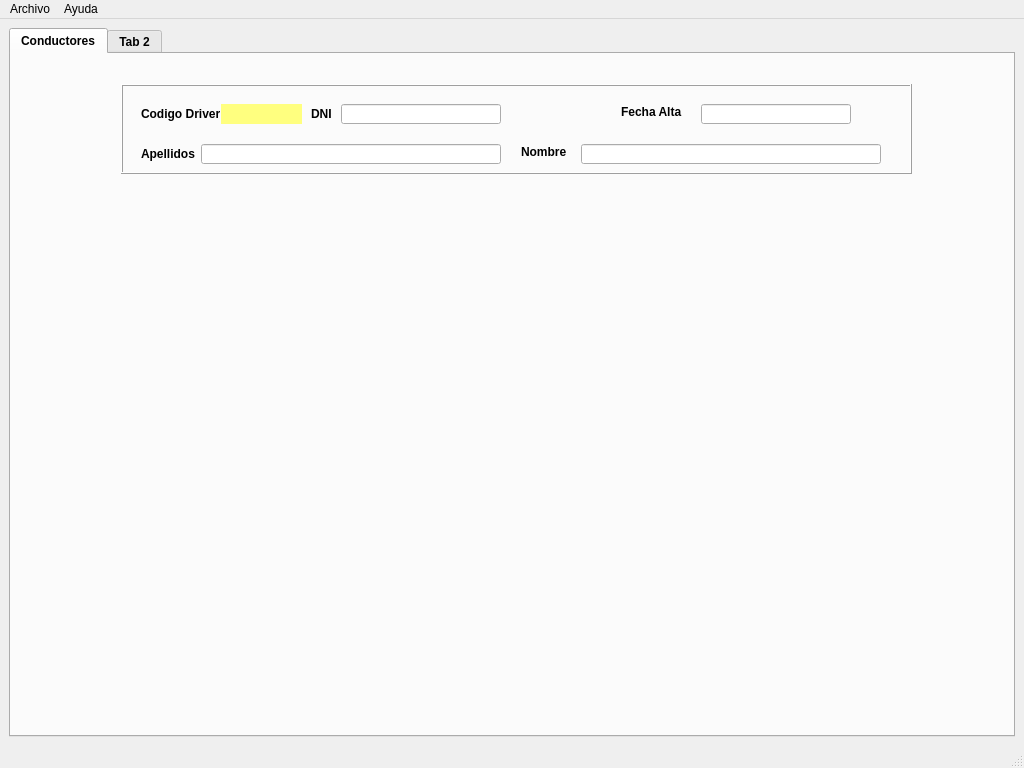
First picture: the form in sierraperez/MainWindow.ui, repository Sierrowsky/PyCharmProyects, before the edit.
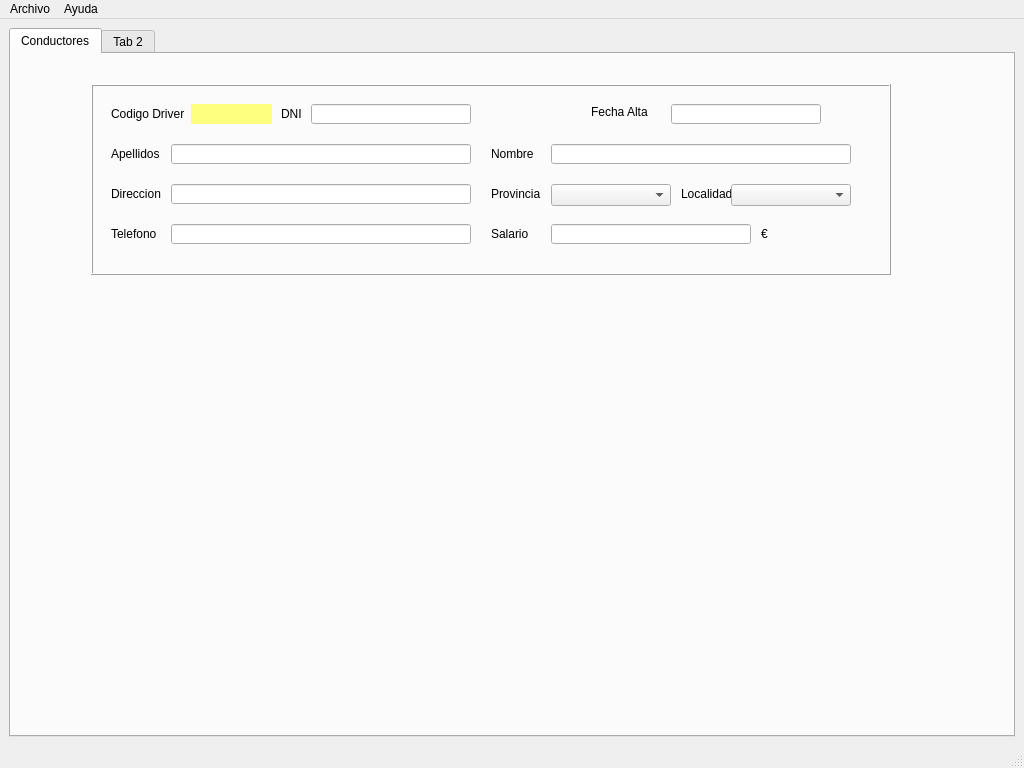
Second picture: the form after the edit. Icons and pictures are not drawn.

```diff
--- a/sierraperez/MainWindow.ui
+++ b/sierraperez/MainWindow.ui
@@ -50,16 +50,10 @@
      <widget class="QTabWidget" name="TabPrincipal">
       <property name="minimumSize">
        <size>
-        <width>980</width>
-        <height>700</height>
+        <width>300</width>
+        <height>20</height>
        </size>
       </property>
-      <property name="font">
-       <font>
-        <weight>75</weight>
-        <bold>true</bold>
-       </font>
-      </property>
       <property name="currentIndex">
        <number>0</number>
       </property>
@@ -70,12 +64,18 @@
        <widget class="QFrame" name="frame">
         <property name="geometry">
          <rect>
-          <x>110</x>
+          <x>80</x>
           <y>30</y>
-          <width>791</width>
-          <height>90</height>
+          <width>800</width>
+          <height>191</height>
          </rect>
         </property>
+        <property name="minimumSize">
+         <size>
+          <width>800</width>
+          <height>90</height>
+         </size>
+        </property>
         <property name="frameShape">
          <enum>QFrame::Box</enum>
         </property>
@@ -137,13 +137,13 @@
           <rect>
            <x>20</x>
            <y>60</y>
-           <width>60</width>
+           <width>50</width>
            <height>20</height>
           </rect>
          </property>
          <property name="minimumSize">
           <size>
-           <width>60</width>
+           <width>50</width>
            <height>20</height>
           </size>
          </property>
@@ -175,10 +175,16 @@
           <rect>
            <x>400</x>
            <y>60</y>
-           <width>71</width>
-           <height>16</height>
+           <width>50</width>
+           <height>20</height>
           </rect>
          </property>
+         <property name="minimumSize">
+          <size>
+           <width>50</width>
+           <height>20</height>
+          </size>
+         </property>
          <property name="text">
           <string>Nombre</string>
          </property>
@@ -376,6 +382,200 @@
           <set>Qt::AlignCenter</set>
          </property>
         </widget>
+        <widget class="QLabel" name="lblDir">
+         <property name="geometry">
+          <rect>
+           <x>20</x>
+           <y>100</y>
+           <width>50</width>
+           <height>20</height>
+          </rect>
+         </property>
+         <property name="minimumSize">
+          <size>
+           <width>50</width>
+           <height>20</height>
+          </size>
+         </property>
+         <property name="text">
+          <string>Direccion</string>
+         </property>
+        </widget>
+        <widget class="QLineEdit" name="txtDir">
+         <property name="geometry">
+          <rect>
+           <x>80</x>
+           <y>100</y>
+           <width>300</width>
+           <height>20</height>
+          </rect>
+         </property>
+         <property name="minimumSize">
+          <size>
+           <width>300</width>
+           <height>20</height>
+          </size>
+         </property>
+        </widget>
+        <widget class="QLabel" name="lblTlf">
+         <property name="geometry">
+          <rect>
+           <x>20</x>
+           <y>140</y>
+           <width>50</width>
+           <height>20</height>
+          </rect>
+         </property>
+         <property name="minimumSize">
+          <size>
+           <width>50</width>
+           <height>20</height>
+          </size>
+         </property>
+         <property name="text">
+          <string>Telefono</string>
+         </property>
+        </widget>
+        <widget class="QLineEdit" name="txtTlf">
+         <property name="geometry">
+          <rect>
+           <x>80</x>
+           <y>140</y>
+           <width>300</width>
+           <height>20</height>
+          </rect>
+         </property>
+         <property name="minimumSize">
+          <size>
+           <width>300</width>
+           <height>20</height>
+          </size>
+         </property>
+        </widget>
+        <widget class="QLabel" name="lblLocalidad">
+         <property name="geometry">
+          <rect>
+           <x>590</x>
+           <y>100</y>
+           <width>50</width>
+           <height>20</height>
+          </rect>
+         </property>
+         <property name="minimumSize">
+          <size>
+           <width>50</width>
+           <height>20</height>
+          </size>
+         </property>
+         <property name="text">
+          <string>Localidad</string>
+         </property>
+        </widget>
+        <widget class="QComboBox" name="cmbLocalidad">
+         <property name="geometry">
+          <rect>
+           <x>640</x>
+           <y>100</y>
+           <width>120</width>
+           <height>22</height>
+          </rect>
+         </property>
+         <property name="minimumSize">
+          <size>
+           <width>120</width>
+           <height>20</height>
+          </size>
+         </property>
+        </widget>
+        <widget class="QComboBox" name="cmbProvincia">
+         <property name="geometry">
+          <rect>
+           <x>460</x>
+           <y>100</y>
+           <width>120</width>
+           <height>22</height>
+          </rect>
+         </property>
+         <property name="minimumSize">
+          <size>
+           <width>120</width>
+           <height>20</height>
+          </size>
+         </property>
+        </widget>
+        <widget class="QLabel" name="lblProvincia">
+         <property name="geometry">
+          <rect>
+           <x>400</x>
+           <y>100</y>
+           <width>50</width>
+           <height>20</height>
+          </rect>
+         </property>
+         <property name="minimumSize">
+          <size>
+           <width>50</width>
+           <height>20</height>
+          </size>
+         </property>
+         <property name="text">
+          <string>Provincia</string>
+         </property>
+        </widget>
+        <widget class="QLabel" name="lblSalario">
+         <property name="geometry">
+          <rect>
+           <x>400</x>
+           <y>140</y>
+           <width>50</width>
+           <height>20</height>
+          </rect>
+         </property>
+         <property name="minimumSize">
+          <size>
+           <width>50</width>
+           <height>20</height>
+          </size>
+         </property>
+         <property name="text">
+          <string>Salario</string>
+         </property>
+        </widget>
+        <widget class="QLineEdit" name="txtSalario">
+         <property name="geometry">
+          <rect>
+           <x>460</x>
+           <y>140</y>
+           <width>200</width>
+           <height>20</height>
+          </rect>
+         </property>
+         <property name="minimumSize">
+          <size>
+           <width>200</width>
+           <height>20</height>
+          </size>
+         </property>
+        </widget>
+        <widget class="QLabel" name="lblEuro">
+         <property name="geometry">
+          <rect>
+           <x>670</x>
+           <y>140</y>
+           <width>50</width>
+           <height>20</height>
+          </rect>
+         </property>
+         <property name="minimumSize">
+          <size>
+           <width>50</width>
+           <height>20</height>
+          </size>
+         </property>
+         <property name="text">
+          <string>€</string>
+         </property>
+        </widget>
         <zorder>lblValidarDni</zorder>
         <zorder>lineEdit_2</zorder>
         <zorder>lblApel</zorder>
```
Left out of the diff: 19 changed lines with no effect on the pictures.
